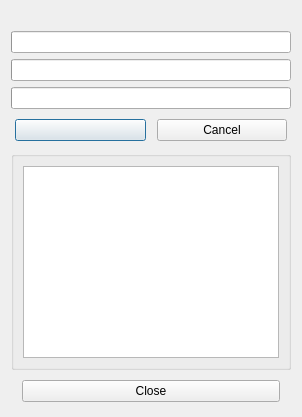
This is source/progressdialog.ui in pionere/d1-graphics-tool as Qt 5 draws it before an edit. The edited form follows.
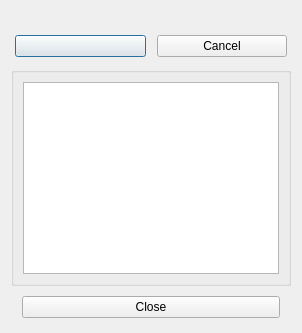
This is the edited form.

Diff of the .ui file:
```diff
--- a/source/progressdialog.ui
+++ b/source/progressdialog.ui
@@ -13,15 +13,6 @@
      </property>
     </widget>
    </item>
-   <item>
-    <widget class="QProgressBar" name="progressBar_0"/>
-   </item>
-   <item>
-    <widget class="QProgressBar" name="progressBar_1"/>
-   </item>
-   <item>
-    <widget class="QProgressBar" name="progressBar_2"/>
-   </item>
    <item>
     <widget class="QWidget" name="progressButtonsWidget_1" native="true">
      <layout class="QHBoxLayout" name="horizontalLayout_2">
```
